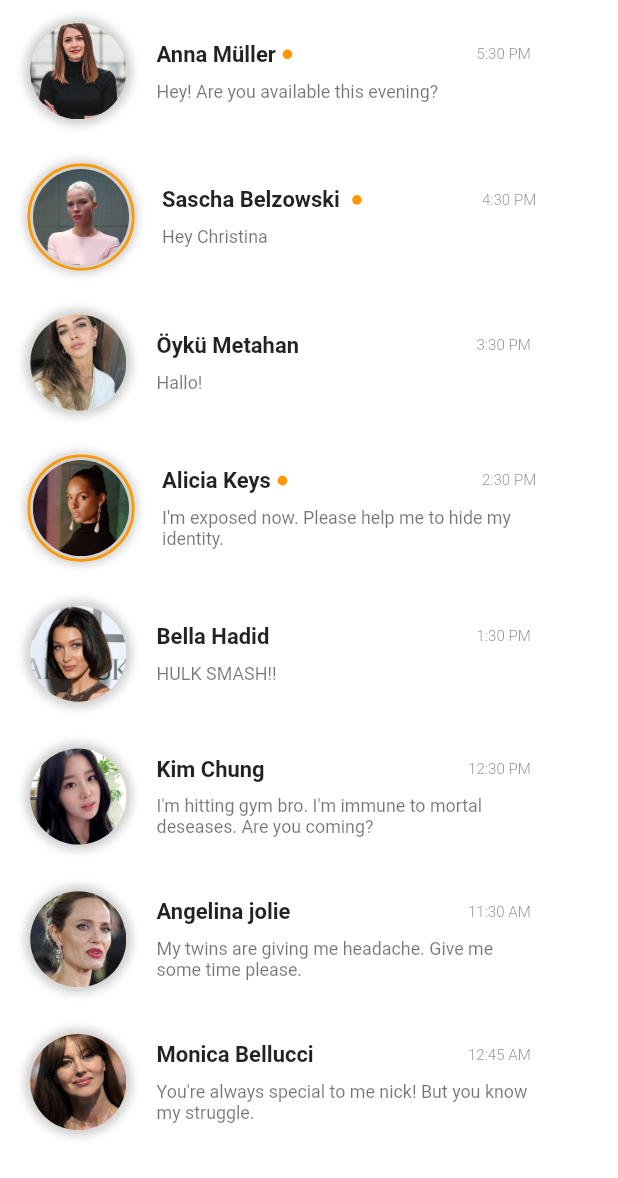
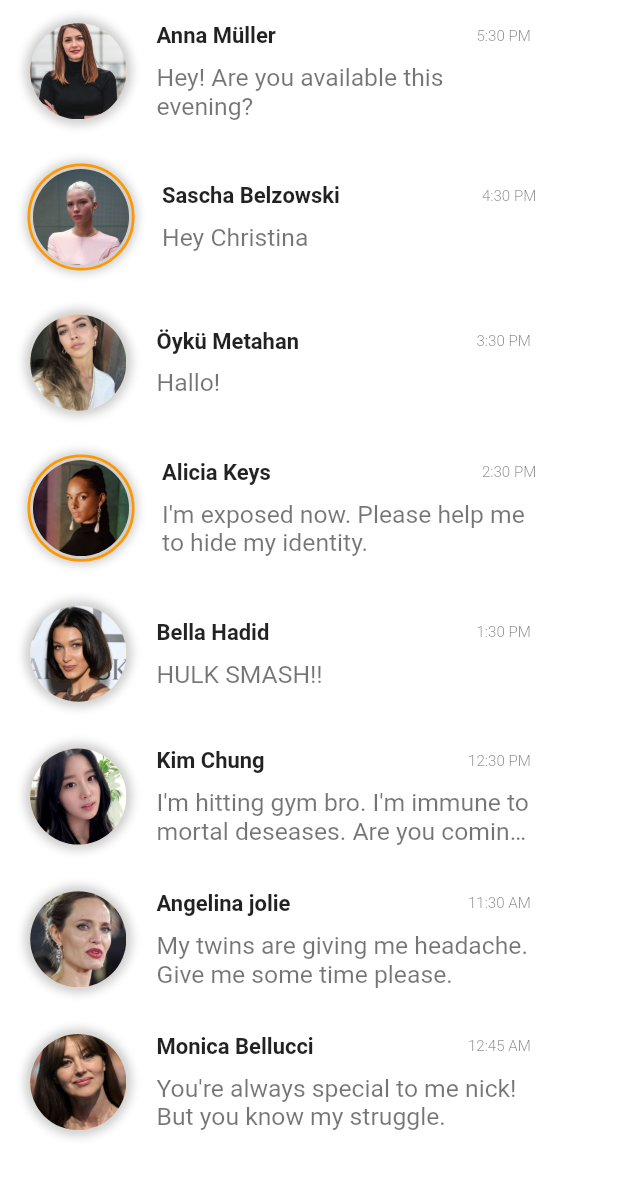
Before and after one commit to samuelNe-Dev/go_mama, a Flutter app: the HomeScreen screen opened directly, on a phone screen of 412 x 824 dp. Shown: the top 1178 px of the screen. Run offline on Flutter 3.47's test engine with Material 2 defaults, Android fonts, the light colour scheme and no system bars; our stand-ins replace cloud_firestore, firebase_auth, firebase_core, fluttertoast, geolocator, get and 4 more; accounts and stored records are empty.

Commit message:
Changed font-size in chatlist + Removed "isOnline

```diff
--- a/lib/home_screen.dart
+++ b/lib/home_screen.dart
@@ -2,8 +2,6 @@
 
 import 'chat_screen.dart';
 import 'message_model.dart';
-
-
 
 class HomeScreen extends StatelessWidget {
   @override
@@ -82,8 +80,8 @@
                                     fontWeight: FontWeight.bold,
                                   ),
                                 ),
-                                chat.sender.isOnline
-                                    ? Container(
+
+                                /* Container(
                                         margin: const EdgeInsets.only(left: 5),
                                         width: 7,
                                         height: 7,
@@ -94,7 +92,7 @@
                                       )
                                     : Container(
                                         child: null,
-                                      ),
+                                      ), */
                               ],
                             ),
                             Text(
@@ -115,11 +113,12 @@
                           child: Text(
                             chat.text,
                             style: TextStyle(
-                              fontSize: 13,
+                              fontSize: 18,
                               color: Colors.black54,
                             ),
                             overflow: TextOverflow.ellipsis,
-                            maxLines: 2,
+                            maxLines:
+                                2, // maximum line of chat message per contacht shown in main chat menu
                           ),
                         ),
                       ],
```
